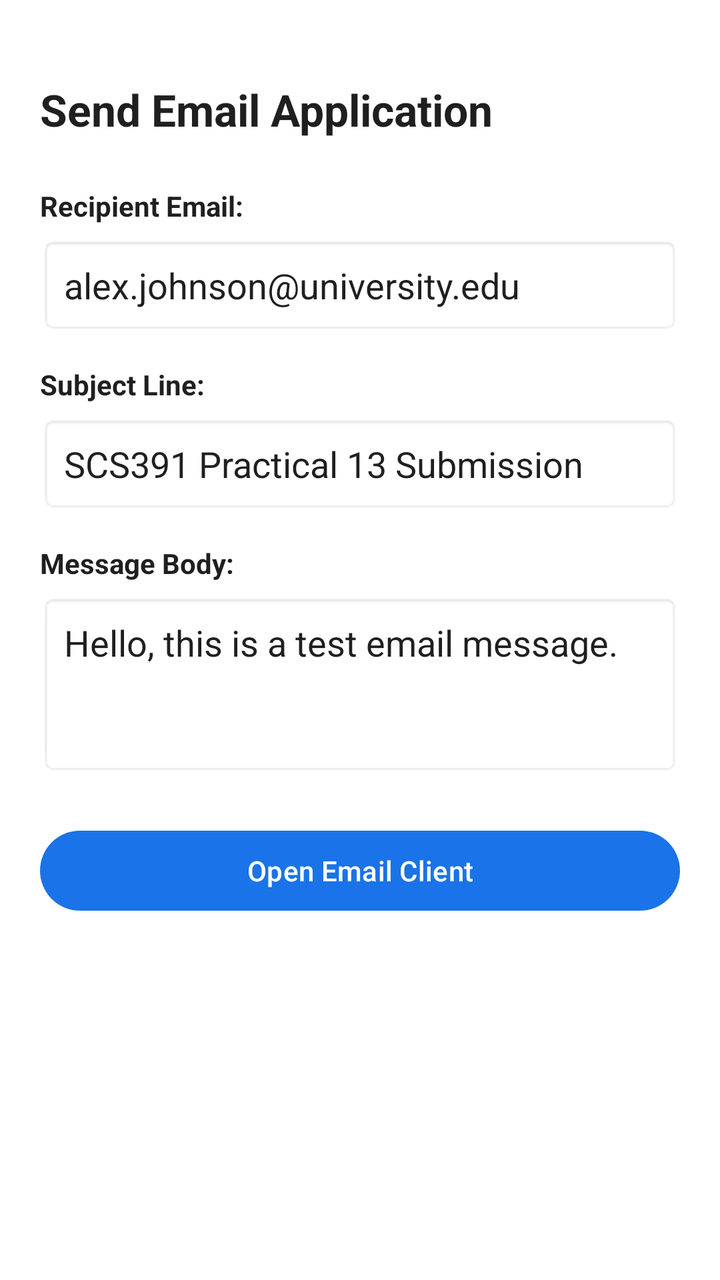
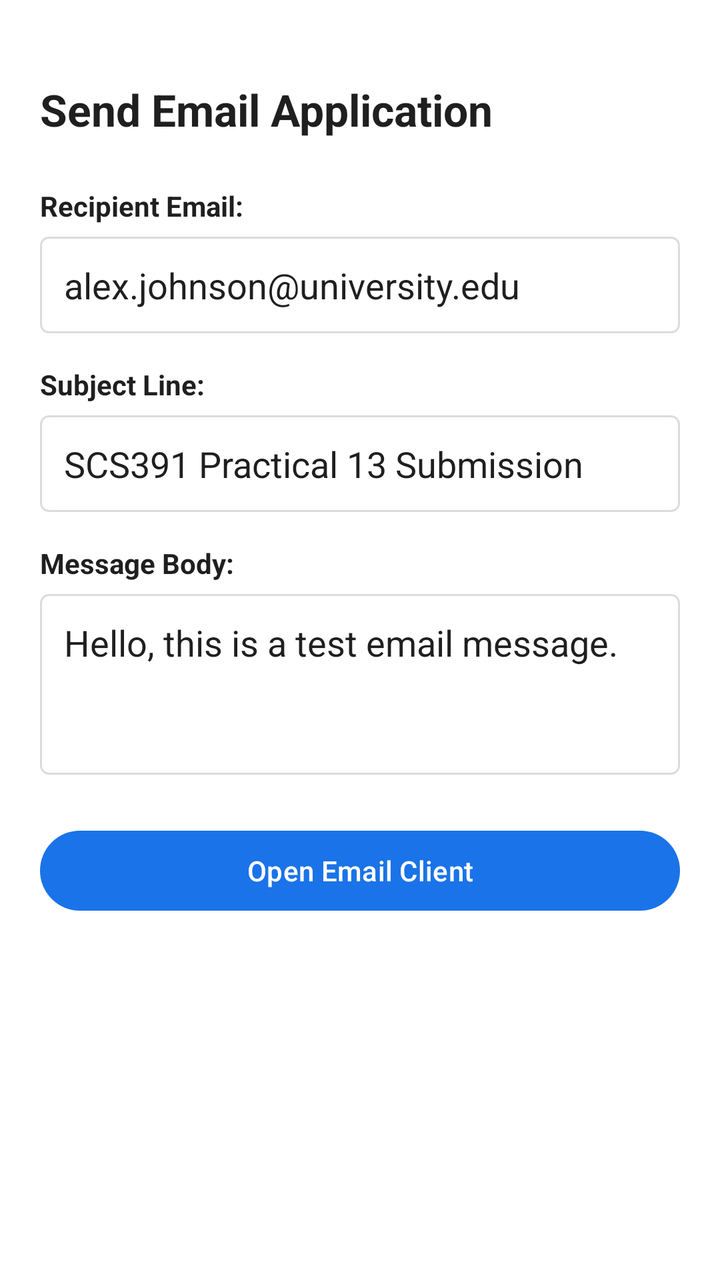

Before-and-after screenshots of an Android layout around one commit, followed by the original layout XML and the change that was made.
<!-- AndroidManifest.xml: application theme Theme.EmailApp -->
<!-- res/layout/activity_main.xml -->
<?xml version="1.0" encoding="utf-8"?>
<LinearLayout
    xmlns:android="http://schemas.android.com/apk/res/android"
    android:layout_width="match_parent"
    android:layout_height="match_parent"
    android:orientation="vertical"
    android:padding="20dp"
    android:background="#FFFFFF">

    <TextView
        android:layout_width="wrap_content"
        android:layout_height="wrap_content"
        android:text="Send Email Application"
        android:textSize="22sp"
        android:textStyle="bold"
        android:textColor="#1F1F1F"
        android:layout_marginTop="20dp"
        android:layout_marginBottom="24dp"/>

    <TextView
        android:layout_width="wrap_content"
        android:layout_height="wrap_content"
        android:text="Recipient Email:"
        android:textStyle="bold"
        android:textColor="#1F1F1F"
        android:layout_marginBottom="6dp"/>

    <EditText
        android:id="@+id/etEmailTo"
        android:layout_width="match_parent"
        android:layout_height="wrap_content"
        android:hint="Enter recipient email"
        android:text="alex.johnson@university.edu"
        android:textColor="#1F1F1F"
        android:textColorHint="#757575"
        android:inputType="textEmailAddress"
        android:padding="12dp"
        android:background="@android:drawable/editbox_background_normal"
        android:layout_marginBottom="16dp"/>

    <TextView
        android:layout_width="wrap_content"
        android:layout_height="wrap_content"
        android:text="Subject Line:"
        android:textStyle="bold"
        android:textColor="#1F1F1F"
        android:layout_marginBottom="6dp"/>

    <EditText
        android:id="@+id/etSubject"
        android:layout_width="match_parent"
        android:layout_height="wrap_content"
        android:hint="Enter subject"
        android:text="SCS391 Practical 13 Submission"
        android:textColor="#1F1F1F"
        android:textColorHint="#757575"
        android:inputType="text"
        android:padding="12dp"
        android:background="@android:drawable/editbox_background_normal"
        android:layout_marginBottom="16dp"/>

    <TextView
        android:layout_width="wrap_content"
        android:layout_height="wrap_content"
        android:text="Message Body:"
        android:textStyle="bold"
        android:textColor="#1F1F1F"
        android:layout_marginBottom="6dp"/>

    <EditText
        android:id="@+id/etEmailBody"
        android:layout_width="match_parent"
        android:layout_height="wrap_content"
        android:hint="Enter message text"
        android:text="Hello, this is a test email message."
        android:textColor="#1F1F1F"
        android:textColorHint="#757575"
        android:inputType="textMultiLine"
        android:minLines="3"
        android:gravity="top|start"
        android:padding="12dp"
        android:background="@android:drawable/editbox_background_normal"
        android:layout_marginBottom="24dp"/>

    <Button
        android:id="@+id/btnSendEmail"
        android:layout_width="match_parent"
        android:layout_height="wrap_content"
        android:text="Open Email Client"/>

</LinearLayout>
<!-- resources referenced by this layout -->
<resources>
  <style name="Theme.EmailApp" parent="Theme.Material3.Light.NoActionBar">
          
          <item name="android:statusBarColor">#FFFFFF</item>
          <item name="android:windowLightStatusBar">true</item>
          <item name="android:colorBackground">#FFFFFF</item>
  
          
          <item name="colorPrimary">#1A73E8</item>
          <item name="colorOnPrimary">#FFFFFF</item>
          <item name="colorSurface">#FFFFFF</item>
          <item name="colorOnSurface">#1F1F1F</item>
      </style>
</resources>

<!-- the commit's change to res/layout/activity_main.xml (unified diff, before → after) -->
@@ -35,7 +35,7 @@
         android:textColorHint="#757575"
         android:inputType="textEmailAddress"
         android:padding="12dp"
-        android:background="@android:drawable/editbox_background_normal"
+        android:background="@drawable/edit_text_border"
         android:layout_marginBottom="16dp"/>
 
     <TextView
@@ -56,7 +56,7 @@
         android:textColorHint="#757575"
         android:inputType="text"
         android:padding="12dp"
-        android:background="@android:drawable/editbox_background_normal"
+        android:background="@drawable/edit_text_border"
         android:layout_marginBottom="16dp"/>
 
     <TextView
@@ -79,7 +79,7 @@
         android:minLines="3"
         android:gravity="top|start"
         android:padding="12dp"
-        android:background="@android:drawable/editbox_background_normal"
+        android:background="@drawable/edit_text_border"
         android:layout_marginBottom="24dp"/>
 
     <Button
<!-- resource entries referenced after the edit -->
@@ -1,9 +1,20 @@
 <!-- resources referenced by this layout -->
 <resources>
+  <!-- drawable edit_text_border (drawable) -->
+  <?xml version="1.0" encoding="utf-8"?>
+  <shape xmlns:android="http://schemas.android.com/apk/res/android"
+      android:shape="rectangle">
+      <solid android:color="#FFFFFF"/>
+      <stroke android:width="1dp" android:color="#DADCE0"/>
+      <corners android:radius="4dp"/>
+      <padding android:left="12dp" android:top="12dp" android:right="12dp" android:bottom="12dp"/>
+  </shape>
   <style name="Theme.EmailApp" parent="Theme.Material3.Light.NoActionBar">
           
           <item name="android:statusBarColor">#FFFFFF</item>
           <item name="android:windowLightStatusBar">true</item>
+          <item name="android:navigationBarColor">#FFFFFF</item>
+          <item name="android:windowLightNavigationBar">true</item>
           <item name="android:colorBackground">#FFFFFF</item>
   
           
